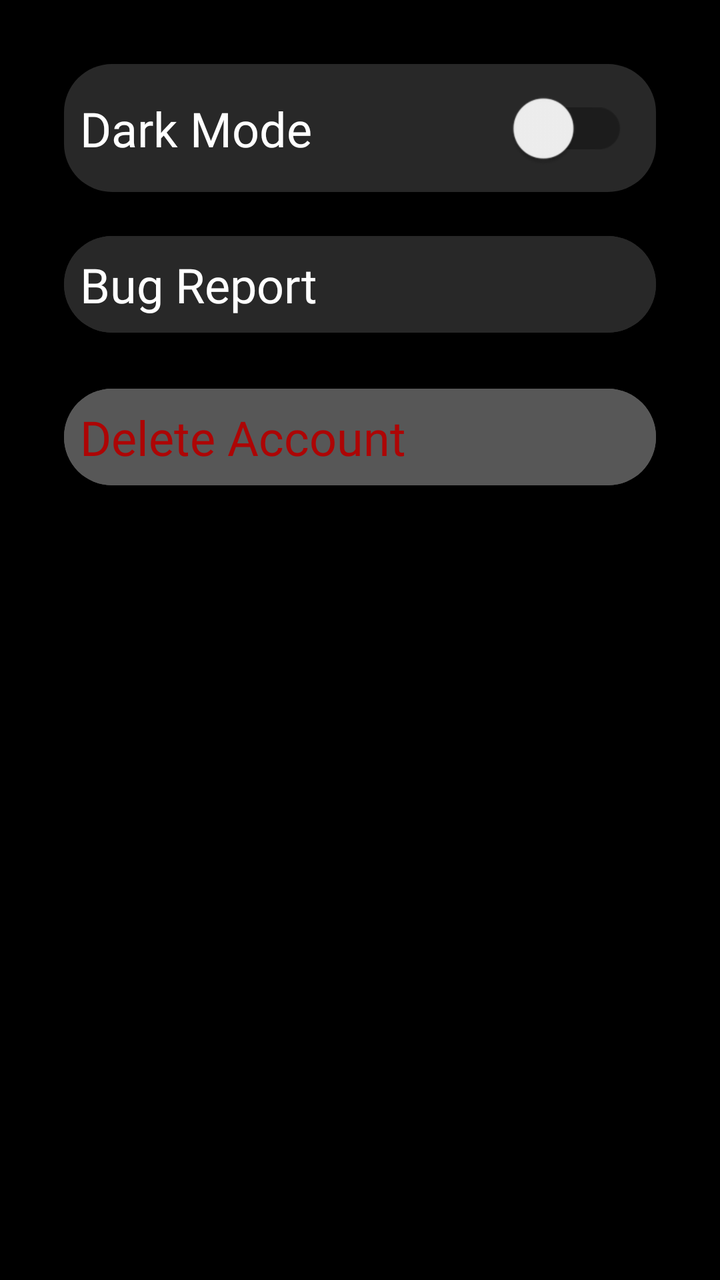
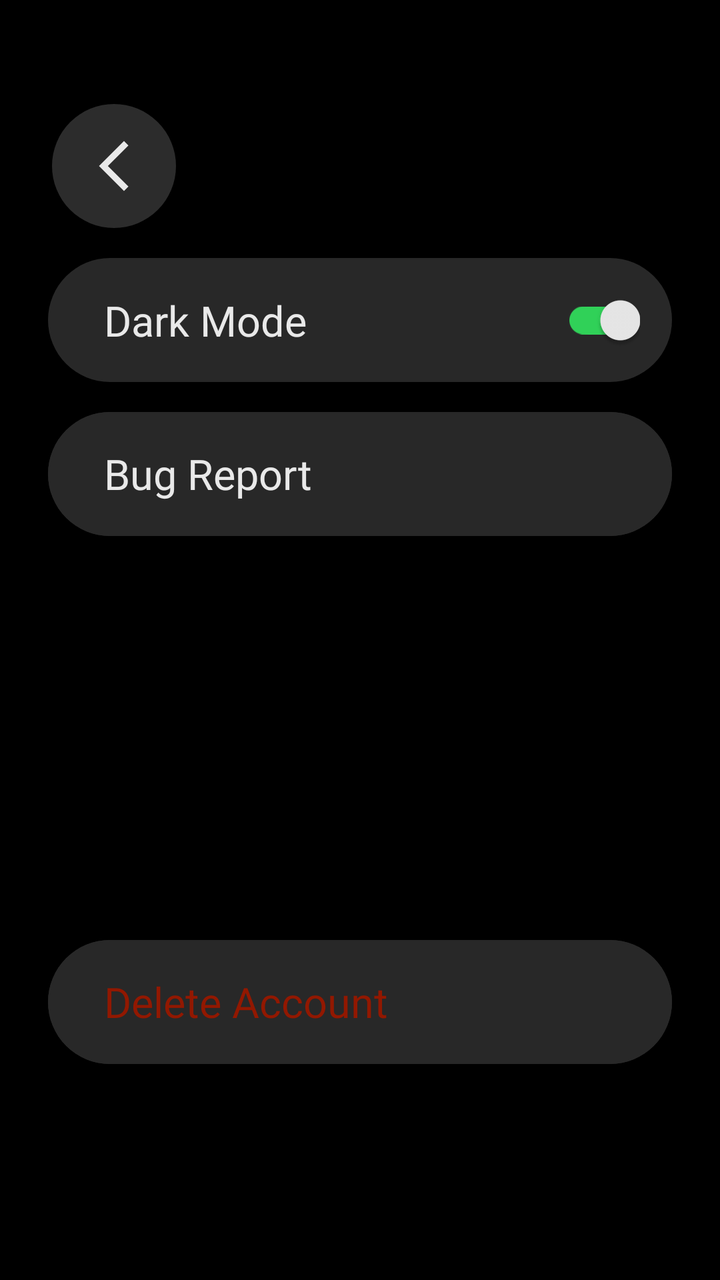

Before-and-after screenshots of an Android layout around one commit, followed by the original layout XML and the change that was made.
<!-- AndroidManifest.xml: application theme Theme.MyApplication_Java -->
<!-- res/layout/fragment_settings.xml -->
<?xml version="1.0" encoding="utf-8"?>
<androidx.constraintlayout.widget.ConstraintLayout xmlns:android="http://schemas.android.com/apk/res/android"
    xmlns:tools="http://schemas.android.com/tools"
    android:layout_width="match_parent"
    android:layout_height="match_parent"
    xmlns:app="http://schemas.android.com/apk/res-auto"
    android:background="#000000">


    <androidx.constraintlayout.widget.ConstraintLayout
        android:id="@+id/dark_mode_row"
        android:layout_width="0dp"
        android:layout_height="wrap_content"
        android:layout_marginStart="32dp"
        android:layout_marginTop="32dp"
        android:layout_marginEnd="32dp"
        android:background="@drawable/rounded_box"
        android:padding="8dp"
        app:layout_constraintEnd_toEndOf="parent"
        app:layout_constraintStart_toStartOf="parent"
        app:layout_constraintTop_toTopOf="parent">

        <TextView
            android:id="@+id/textView2"
            android:layout_width="wrap_content"
            android:layout_height="wrap_content"
            android:text="Dark Mode"
            android:textColor="#FFFFFF"
            android:textSize="24sp"
            app:fontFamily="@font/inter_bold"
            app:layout_constraintBottom_toBottomOf="parent"
            app:layout_constraintStart_toStartOf="parent"
            app:layout_constraintTop_toTopOf="parent" />

        <com.google.android.material.switchmaterial.SwitchMaterial
            android:id="@+id/dark_mode_switch"
            android:layout_width="wrap_content"
            android:layout_height="wrap_content"
            android:layout_marginEnd="16dp"
            android:labelFor="@id/textView2"
            android:scaleX="1.5"
            android:scaleY="1.5"
            app:layout_constraintBottom_toBottomOf="parent"
            app:layout_constraintEnd_toEndOf="parent"
            app:layout_constraintTop_toTopOf="parent"
            app:useMaterialThemeColors="false" />
    </androidx.constraintlayout.widget.ConstraintLayout>

    <com.google.android.material.button.MaterialButton
        android:id="@+id/bug_report"
        android:layout_width="0dp"
        android:layout_height="wrap_content"
        android:layout_marginStart="32dp"
        android:layout_marginTop="16dp"
        android:layout_marginEnd="32dp"
        android:backgroundTint="#282828"
        android:padding="8dp"
        android:text="Bug Report"
        android:textAlignment="viewStart"
        android:textSize="24sp"
        app:cornerRadius="24dp"
        style="@style/text_style"
        android:letterSpacing="0"
        app:layout_constraintEnd_toEndOf="parent"
        app:layout_constraintStart_toStartOf="parent"
        app:layout_constraintTop_toBottomOf="@+id/dark_mode_row" />

    <com.google.android.material.button.MaterialButton
        android:id="@+id/delete_account_button"
        style="@style/text_style"
        android:layout_width="0dp"
        android:layout_height="wrap_content"
        android:layout_marginStart="32dp"
        android:layout_marginTop="16dp"
        android:layout_marginEnd="32dp"
        android:backgroundTint="#575757"
        android:letterSpacing="0"
        android:padding="8dp"
        android:text="Delete Account"
        android:textAlignment="viewStart"
        android:textColor="#AD0505"
        android:textSize="24sp"
        app:cornerRadius="24dp"
        app:layout_constraintEnd_toEndOf="parent"
        app:layout_constraintStart_toStartOf="parent"
        app:layout_constraintTop_toBottomOf="@+id/bug_report" />


</androidx.constraintlayout.widget.ConstraintLayout>
<!-- resources referenced by this layout -->
<resources>
  <!-- drawable rounded_box (drawable) -->
  <shape xmlns:android="http://schemas.android.com/apk/res/android">
  
      <solid android:color="#282828"/>
  
      <corners android:radius="24dp"/>
  
  </shape>
  <style name="text_style" parent="Widget.MaterialComponents.Button">
          <item name="android:fontFamily">@font/inter_bold</item>
          <item name="android:textAllCaps">false</item>
      </style>
  <style name="Theme.MyApplication_Java" parent="Theme.MaterialComponents.DayNight.NoActionBar">
          
          <item name="colorPrimary">@color/purple_500</item>
          <item name="colorPrimaryVariant">@color/purple_700</item>
          <item name="colorOnPrimary">@color/white</item>
          
          <item name="colorSecondary">@color/teal_200</item>
          <item name="colorSecondaryVariant">@color/teal_700</item>
          <item name="colorOnSecondary">@color/black</item>
          
          <item name="android:statusBarColor">?attr/colorPrimaryVariant</item>
          
      </style>
  <color name="purple_500">#FF6200EE</color>
  <color name="purple_700">#FF3700B3</color>
  <color name="white">#FFFFFFFF</color>
  <color name="teal_200">#FF03DAC5</color>
  <color name="teal_700">#FF018786</color>
  <color name="black">#FF000000</color>
</resources>

<!-- the commit's change to res/layout/fragment_settings.xml (unified diff, before → after) -->
@@ -1,33 +1,46 @@
 <?xml version="1.0" encoding="utf-8"?>
 <androidx.constraintlayout.widget.ConstraintLayout xmlns:android="http://schemas.android.com/apk/res/android"
-    xmlns:tools="http://schemas.android.com/tools"
+    xmlns:app="http://schemas.android.com/apk/res-auto"
     android:layout_width="match_parent"
     android:layout_height="match_parent"
-    xmlns:app="http://schemas.android.com/apk/res-auto"
     android:background="#000000">
 
+    <ImageButton
+        android:id="@+id/back_button"
+        android:layout_width="62dp"
+        android:layout_height="62dp"
+        android:layout_marginStart="26dp"
+        android:layout_marginTop="52dp"
+        android:background="@drawable/settings_circle_button"
+        android:contentDescription="@string/back"
+        android:padding="16dp"
+        android:src="@drawable/back_icon"
+        android:tint="#E9E9E9"
+        app:layout_constraintStart_toStartOf="parent"
+        app:layout_constraintTop_toTopOf="parent" />
 
     <androidx.constraintlayout.widget.ConstraintLayout
         android:id="@+id/dark_mode_row"
         android:layout_width="0dp"
-        android:layout_height="wrap_content"
-        android:layout_marginStart="32dp"
-        android:layout_marginTop="32dp"
-        android:layout_marginEnd="32dp"
-        android:background="@drawable/rounded_box"
-        android:padding="8dp"
+        android:layout_height="62dp"
+        android:layout_marginStart="24dp"
+        android:layout_marginTop="15dp"
+        android:layout_marginEnd="24dp"
+        android:background="@drawable/settings_button_background"
+        android:paddingStart="28dp"
+        android:paddingEnd="16dp"
         app:layout_constraintEnd_toEndOf="parent"
         app:layout_constraintStart_toStartOf="parent"
-        app:layout_constraintTop_toTopOf="parent">
+        app:layout_constraintTop_toBottomOf="@id/back_button">
 
         <TextView
-            android:id="@+id/textView2"
+            android:id="@+id/dark_mode_label"
             android:layout_width="wrap_content"
             android:layout_height="wrap_content"
             android:text="Dark Mode"
-            android:textColor="#FFFFFF"
-            android:textSize="24sp"
-            app:fontFamily="@font/inter_bold"
+            android:textColor="#E9E9E9"
+            android:textSize="21sp"
+            android:fontFamily="@font/inter_bold"
             app:layout_constraintBottom_toBottomOf="parent"
             app:layout_constraintStart_toStartOf="parent"
             app:layout_constraintTop_toTopOf="parent" />
@@ -36,10 +49,12 @@
             android:id="@+id/dark_mode_switch"
             android:layout_width="wrap_content"
             android:layout_height="wrap_content"
-            android:layout_marginEnd="16dp"
-            android:labelFor="@id/textView2"
-            android:scaleX="1.5"
-            android:scaleY="1.5"
+            android:checked="true"
+            android:labelFor="@id/dark_mode_label"
+            android:minWidth="64dp"
+            android:minHeight="48dp"
+            app:thumbTint="@color/settings_switch_thumb"
+            app:trackTint="@color/settings_switch_track"
             app:layout_constraintBottom_toBottomOf="parent"
             app:layout_constraintEnd_toEndOf="parent"
             app:layout_constraintTop_toTopOf="parent"
@@ -48,19 +63,23 @@
 
     <com.google.android.material.button.MaterialButton
         android:id="@+id/bug_report"
+        style="@style/text_style"
         android:layout_width="0dp"
-        android:layout_height="wrap_content"
-        android:layout_marginStart="32dp"
-        android:layout_marginTop="16dp"
-        android:layout_marginEnd="32dp"
+        android:layout_height="62dp"
+        android:layout_marginStart="24dp"
+        android:layout_marginTop="15dp"
+        android:layout_marginEnd="24dp"
         android:backgroundTint="#282828"
-        android:padding="8dp"
+        android:gravity="center_vertical|start"
+        android:insetBottom="0dp"
+        android:insetTop="0dp"
         android:text="Bug Report"
-        android:textAlignment="viewStart"
-        android:textSize="24sp"
-        app:cornerRadius="24dp"
-        style="@style/text_style"
+        android:textColor="#E9E9E9"
+        android:textSize="21sp"
         android:letterSpacing="0"
+        android:paddingStart="28dp"
+        android:paddingEnd="28dp"
+        app:cornerRadius="31dp"
         app:layout_constraintEnd_toEndOf="parent"
         app:layout_constraintStart_toStartOf="parent"
         app:layout_constraintTop_toBottomOf="@+id/dark_mode_row" />
@@ -69,21 +88,24 @@
         android:id="@+id/delete_account_button"
         style="@style/text_style"
         android:layout_width="0dp"
-        android:layout_height="wrap_content"
-        android:layout_marginStart="32dp"
-        android:layout_marginTop="16dp"
-        android:layout_marginEnd="32dp"
-        android:backgroundTint="#575757"
+        android:layout_height="62dp"
+        android:layout_marginStart="24dp"
+        android:layout_marginEnd="24dp"
+        android:layout_marginBottom="108dp"
+        android:backgroundTint="#282828"
+        android:gravity="center_vertical|start"
+        android:insetBottom="0dp"
+        android:insetTop="0dp"
         android:letterSpacing="0"
-        android:padding="8dp"
+        android:paddingStart="28dp"
+        android:paddingEnd="28dp"
         android:text="Delete Account"
-        android:textAlignment="viewStart"
-        android:textColor="#AD0505"
-        android:textSize="24sp"
-        app:cornerRadius="24dp"
+        android:textColor="#921800"
+        android:textSize="21sp"
+        app:cornerRadius="31dp"
+        app:layout_constraintBottom_toBottomOf="parent"
         app:layout_constraintEnd_toEndOf="parent"
-        app:layout_constraintStart_toStartOf="parent"
-        app:layout_constraintTop_toBottomOf="@+id/bug_report" />
+        app:layout_constraintStart_toStartOf="parent" />
 
 
 </androidx.constraintlayout.widget.ConstraintLayout>
<!-- resource entries referenced after the edit -->
@@ -1,13 +1,24 @@
 <!-- resources referenced by this layout -->
 <resources>
-  <!-- drawable rounded_box (drawable) -->
+  <!-- drawable back_icon (drawable) -->
+  <vector xmlns:android="http://schemas.android.com/apk/res/android" android:autoMirrored="true" android:height="30dp" android:tint="#FFFFFF" android:viewportHeight="960" android:viewportWidth="960" android:width="30dp">
+        
+      <path android:fillColor="@android:color/white" android:pathData="M640,880L240,480L640,80L711,151L382,480L711,809L640,880Z"/>
+      
+  </vector>
+  <!-- drawable settings_button_background (drawable) -->
+  <?xml version="1.0" encoding="utf-8"?>
   <shape xmlns:android="http://schemas.android.com/apk/res/android">
-  
-      <solid android:color="#282828"/>
-  
-      <corners android:radius="24dp"/>
-  
+      <solid android:color="#282828" />
+      <corners android:radius="31dp" />
   </shape>
+  <!-- drawable settings_circle_button (drawable) -->
+  <?xml version="1.0" encoding="utf-8"?>
+  <shape xmlns:android="http://schemas.android.com/apk/res/android"
+      android:shape="oval">
+      <solid android:color="#33D9D9D9" />
+  </shape>
+  <string name="back">Back</string>
   <style name="text_style" parent="Widget.MaterialComponents.Button">
           <item name="android:fontFamily">@font/inter_bold</item>
           <item name="android:textAllCaps">false</item>
